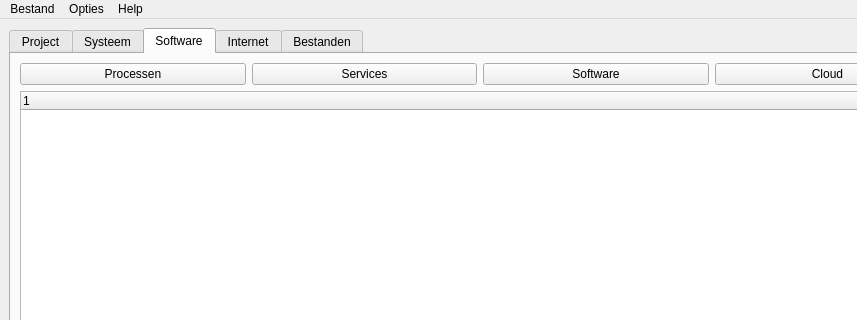
This is Source/Gui/gui_maken/interface_thram.ui in mitfry/IPFIT5_2015 as Qt 5 draws it before an edit; both pictures show x 0 to 857 and y 0 to 320 of the 960 by 536 pixel window. The edited form follows.
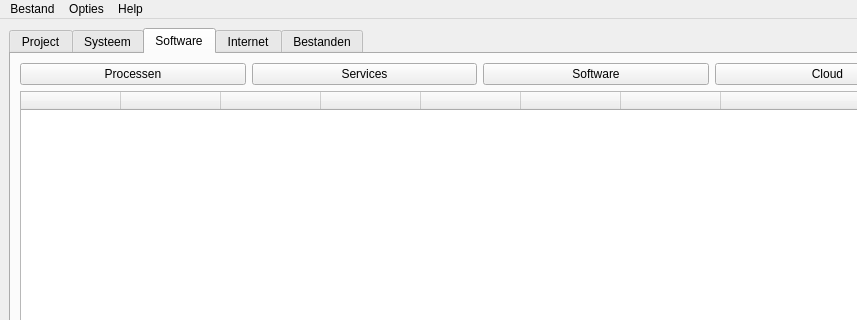
This is the edited form. The open tabs and pages were chosen to show the change. Icons and pictures are not drawn.

Commit message:
Interface code fixed zodat script werkt
Je hebt noobs, en je hebt noobs.

```diff
--- a/Source/Gui/gui_maken/interface_thram.ui
+++ b/Source/Gui/gui_maken/interface_thram.ui
@@ -436,42 +436,42 @@
           </property>
           <column>
            <property name="text">
-            <string/>
+            <string> </string>
            </property>
           </column>
           <column>
            <property name="text">
-            <string/>
+            <string> </string>
            </property>
           </column>
           <column>
            <property name="text">
-            <string/>
+            <string> </string>
            </property>
           </column>
           <column>
            <property name="text">
-            <string/>
+            <string> </string>
            </property>
           </column>
           <column>
            <property name="text">
-            <string/>
+            <string> </string>
            </property>
           </column>
           <column>
            <property name="text">
-            <string/>
+            <string> </string>
            </property>
           </column>
           <column>
            <property name="text">
-            <string/>
+            <string> </string>
            </property>
           </column>
           <column>
            <property name="text">
-            <string/>
+            <string> </string>
            </property>
           </column>
          </widget>
```
Left out of the diff: 2 changed lines with no effect on the pictures. The commit also changes 3 other files.
